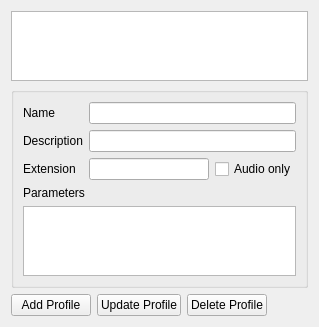
First picture: the form in src/ui/configtranscode_ui.ui, repository KDE/kdenlive, before the edit.
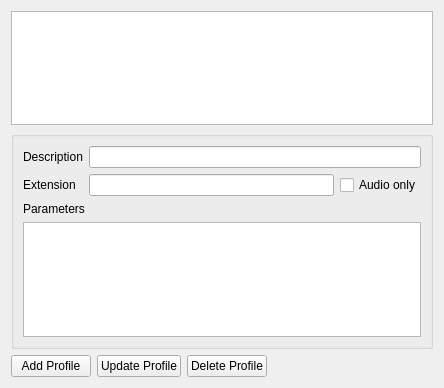
Second picture: the form after the edit.

Commit message: Ensure new transcoding profiles appear even if user already has some custom ones

Diff of the .ui file:
```diff
--- a/src/ui/configtranscode_ui.ui
+++ b/src/ui/configtranscode_ui.ui
@@ -6,8 +6,8 @@
    <rect>
     <x>0</x>
     <y>0</y>
-    <width>319</width>
-    <height>306</height>
+    <width>444</width>
+    <height>388</height>
    </rect>
   </property>
   <layout class="QGridLayout" name="gridLayout">
@@ -64,65 +64,48 @@
       <string/>
      </property>
      <layout class="QGridLayout" name="gridLayout_2">
+      <item row="1" column="1">
+       <widget class="QLineEdit" name="profile_extension"/>
+      </item>
       <item row="0" column="0">
-       <widget class="QLabel" name="label">
-        <property name="text">
-         <string>Name</string>
-        </property>
-       </widget>
-      </item>
-      <item row="0" column="1" colspan="2">
-       <widget class="QLineEdit" name="profile_name"/>
-      </item>
-      <item row="1" column="0">
        <widget class="QLabel" name="label_2">
         <property name="text">
          <string>Description</string>
         </property>
        </widget>
       </item>
-      <item row="1" column="1" colspan="2">
+      <item row="3" column="0" colspan="3">
+       <widget class="QPlainTextEdit" name="profile_parameters"/>
+      </item>
+      <item row="0" column="1" colspan="2">
        <widget class="QLineEdit" name="profile_description"/>
       </item>
-      <item row="2" column="0">
+      <item row="1" column="0">
        <widget class="QLabel" name="label_3">
         <property name="text">
          <string>Extension</string>
         </property>
        </widget>
       </item>
-      <item row="2" column="1">
-       <widget class="QLineEdit" name="profile_extension"/>
-      </item>
-      <item row="2" column="2">
+      <item row="1" column="2">
        <widget class="QCheckBox" name="profile_audioonly">
         <property name="text">
          <string>Audio only</string>
         </property>
        </widget>
       </item>
-      <item row="3" column="0" colspan="3">
+      <item row="2" column="0" colspan="3">
        <widget class="QLabel" name="label_4">
         <property name="text">
          <string>Parameters</string>
         </property>
        </widget>
       </item>
-      <item row="4" column="0" colspan="3">
-       <widget class="QPlainTextEdit" name="profile_parameters"/>
-      </item>
      </layout>
     </widget>
    </item>
   </layout>
  </widget>
- <customwidgets>
-  <customwidget>
-   <class>QLineEdit</class>
-   <extends>QLineEdit</extends>
-   <header>klineedit.h</header>
-  </customwidget>
- </customwidgets>
  <resources/>
  <connections/>
 </ui>
```
The commit also changes 5 other files.
